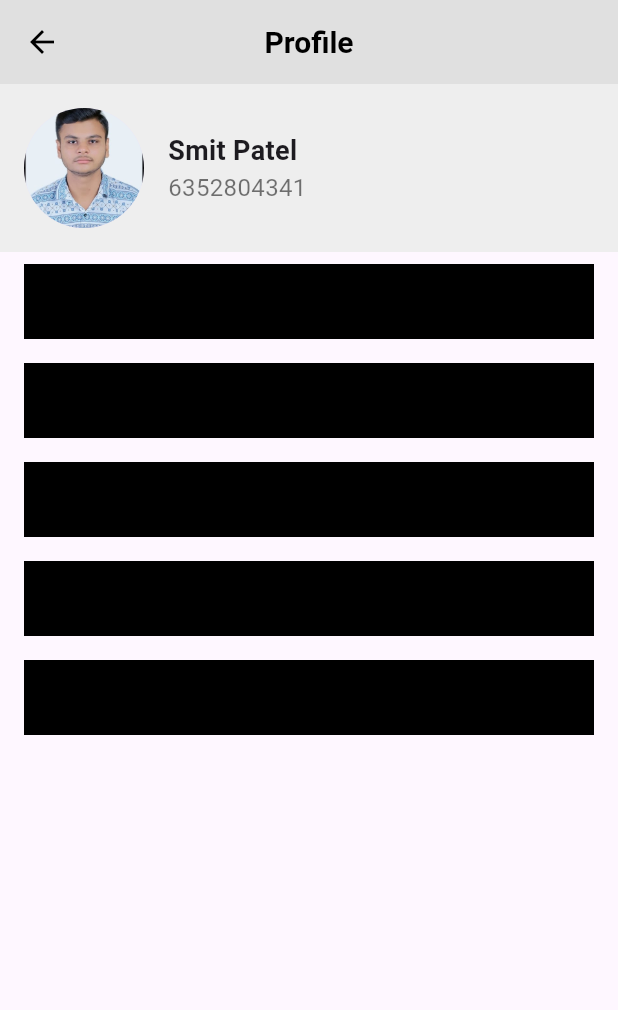
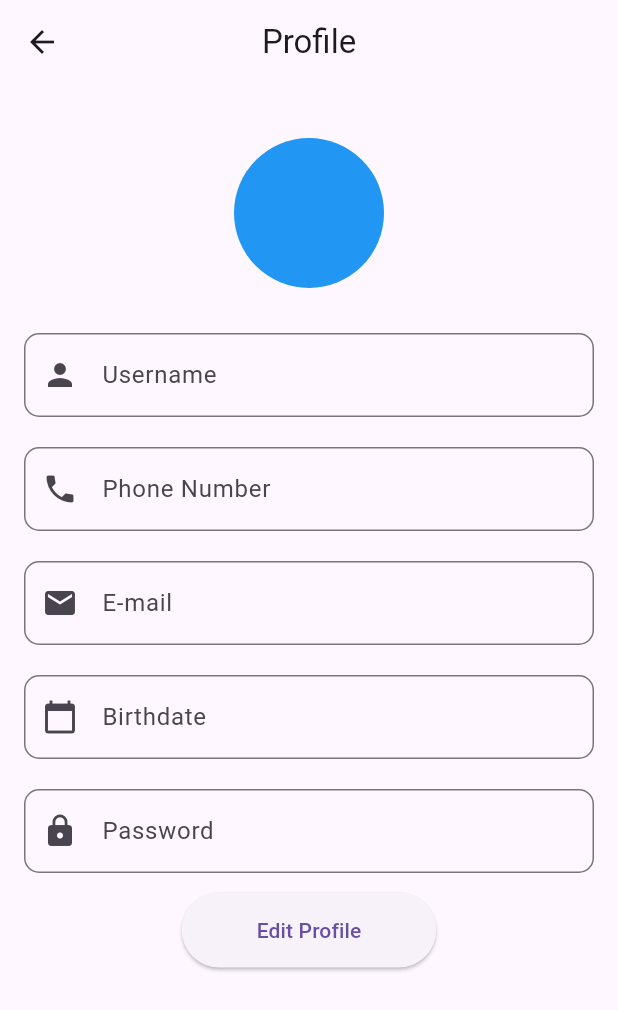
Before and after one commit to Smit868/news_now, a Flutter app: the ProfilePage screen opened directly, on a phone screen of 412 x 824 dp. Shown: the top 1010 px of the screen. Run offline on Flutter 3.47's test engine with Material 3 defaults, Android fonts, the phone set to English and light mode, and no system bars; our stand-ins replace carousel_slider, dots_indicator; network calls fail.

Commit message:
modify profile page

```diff
--- a/lib/screens/bollywood_page.dart
+++ b/lib/screens/bollywood_page.dart
@@ -69,23 +69,6 @@ class bollywoodNewsPage extends StatelessWidget {
           ),
         ],
       ),
-      bottomNavigationBar: BottomNavigationBar(
-        currentIndex: 0,
-        items: const [
-          BottomNavigationBarItem(
-            icon: Icon(Icons.home),
-            label: 'Home',
-          ),
-          BottomNavigationBarItem(
-            icon: Icon(Icons.bookmark),
-            label: 'Saved',
-          ),
-          BottomNavigationBarItem(
-            icon: Icon(Icons.person),
-            label: 'Profile',
-          ),
-        ],
-      ),
     );
   }
 }
--- a/lib/screens/business_page.dart
+++ b/lib/screens/business_page.dart
@@ -69,23 +69,6 @@ class BusinessNewsPage extends StatelessWidget {
           ),
         ],
       ),
-      bottomNavigationBar: BottomNavigationBar(
-        currentIndex: 0,
-        items: const [
-          BottomNavigationBarItem(
-            icon: Icon(Icons.home),
-            label: 'Home',
-          ),
-          BottomNavigationBarItem(
-            icon: Icon(Icons.bookmark),
-            label: 'Saved',
-          ),
-          BottomNavigationBarItem(
-            icon: Icon(Icons.person),
-            label: 'Profile',
-          ),
-        ],
-      ),
     );
   }
 }
--- a/lib/screens/profile_page.dart
+++ b/lib/screens/profile_page.dart
@@ -1,16 +1,21 @@
 import 'package:flutter/material.dart';
-import 'package:news_now/main.dart';
 import 'package:news_now/screens/home_page.dart';
+
+void main() {
+  runApp(MaterialApp(
+    home: ProfilePage(),
+  ));
+}
 
 class ProfilePage extends StatelessWidget {
   @override
   Widget build(BuildContext context) {
     return Scaffold(
       appBar: AppBar(
-        backgroundColor: Colors.grey[300],
-        elevation: 0,
+        title: Text("Profile"),
+        centerTitle: true,
         leading: IconButton(
-          icon: Icon(Icons.arrow_back, color: Colors.black),
+          icon: Icon(Icons.arrow_back),
           onPressed: () {
             Navigator.push(
                 context,
@@ -19,66 +24,59 @@ class ProfilePage extends StatelessWidget {
                 ));
           },
         ),
-        centerTitle: true,
-        title: Text(
-          'Profile',
-          style: TextStyle(
-            color: Colors.black,
-            fontWeight: FontWeight.bold,
-            fontSize: 20,
       ),
+      body: Padding(
+        padding: const EdgeInsets.all(16.0),
+        child: Column(
+          crossAxisAlignment: CrossAxisAlignment.center,
+          children: [
+            SizedBox(height: 20),
+            // Profile Picture
+            CircleAvatar(
+              radius: 50,
+              backgroundColor: Colors.blue,
             ),
-      ),
-      body: Column(
-        children: [
-          // Profile section
-          Container(
-            color: Colors.grey[200],
-            padding: EdgeInsets.all(16),
-            child: Row(
-              children: [
-                CircleAvatar(
-                  radius: 40,
-                  backgroundImage: AssetImage(
-                      'assets/images/profile.jpg'), // Replace with your image asset path
-                ),
-                SizedBox(width: 16),
-                Column(
-                  crossAxisAlignment: CrossAxisAlignment.start,
-                  children: [
-                    Text(
-                      'Smit Patel', // Replace with your dynamic name
-                      style: TextStyle(
-                        fontSize: 18,
-                        fontWeight: FontWeight.bold,
-                      ),
-                    ),
-                    Text(
-                      '6352804341', // Replace with your dynamic phone number
-                      style: TextStyle(
-                        fontSize: 16,
-                        color: Colors.black54,
+            SizedBox(height: 20),
+            // Username
+            buildTextFormField(Icons.person, "Username"),
+            // Phone Number
+            buildTextFormField(Icons.phone, "Phone Number"),
+            // Email
+            buildTextFormField(Icons.email, "E-mail"),
+            // Birthdate
+            buildTextFormField(Icons.calendar_today, "Birthdate"),
+            // Password
+            buildTextFormField(Icons.lock, "Password", isPassword: true),
+            SizedBox(height: 3),
+            // Edit Profile Button
+            ElevatedButton(
+              onPressed: () {
+                // Define button functionality
+              },
+              child: Text("Edit Profile"),
+              style: ElevatedButton.styleFrom(
+                padding: EdgeInsets.symmetric(horizontal: 50, vertical: 15),
               ),
             ),
           ],
         ),
-              ],
+      ),
+    );
+  }
+
+  Widget buildTextFormField(IconData icon, String label,
+      {bool isPassword = false}) {
+    return Padding(
+      padding: const EdgeInsets.symmetric(vertical: 10.0),
+      child: TextFormField(
+        obscureText: isPassword,
+        decoration: InputDecoration(
+          prefixIcon: Icon(icon),
+          labelText: label,
+          border: OutlineInputBorder(
+            borderRadius: BorderRadius.circular(10),
           ),
         ),
-          // Placeholder for other profile details
-          Expanded(
-            child: ListView.builder(
-              itemCount: 5, // Replace with the number of actual items
-              itemBuilder: (context, index) {
-                return Container(
-                  margin: EdgeInsets.symmetric(vertical: 8, horizontal: 16),
-                  height: 50,
-                  color: Colors.black,
-                );
-              },
-            ),
-          ),
-        ],
       ),
     );
   }
```
Lines whose indentation alone changed are shown as unchanged.
